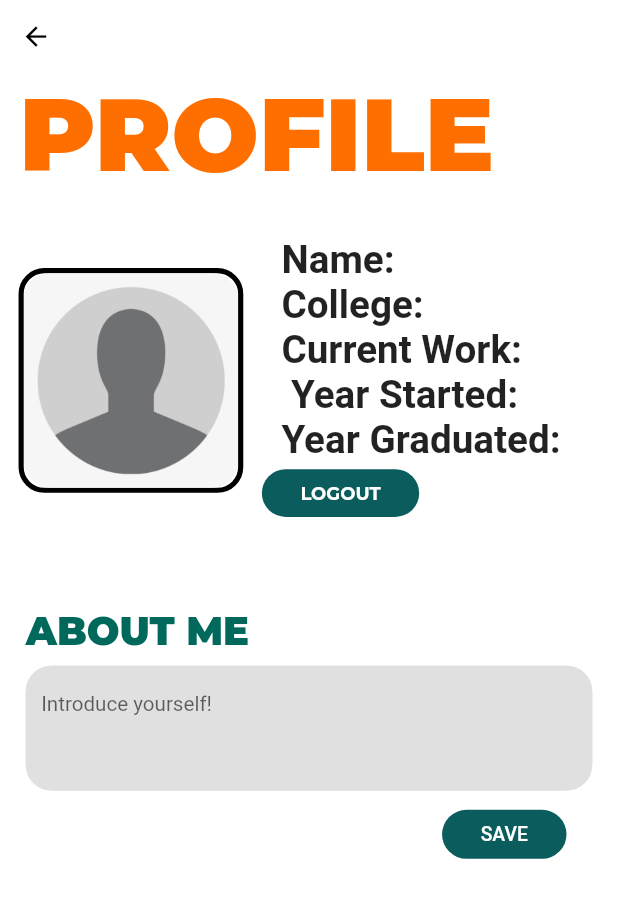
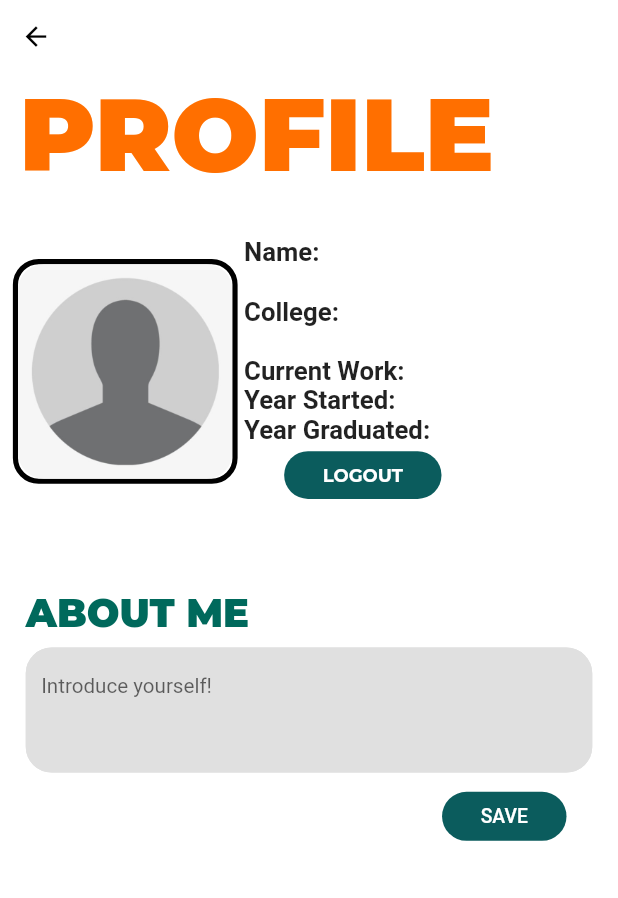
Before and after one commit to redrum1989/flutter_wall-1, a Flutter app: the ProfileScreen screen opened directly, on a phone screen of 412 x 824 dp. Shown: the top 898 px of the screen. Run offline on Flutter 3.47's test engine with Material 2 defaults, Android fonts, the phone set to English and light mode, and no system bars; our stand-ins replace cloud_firestore, firebase_auth, firebase_core, flutter_phoenix, responsive_framework; missing offline and left inert: dart:ffi; accounts and stored records are empty; statements that could not run were skipped.

Commit message:
profile screen fixed

```diff
--- a/lib/Screens/login_screen.dart
+++ b/lib/Screens/login_screen.dart
@@ -134,7 +134,9 @@ class _LoginScreenState extends State<LoginScreen> {
             Padding(
               padding: const EdgeInsets.fromLTRB(50, 10, 50, 10),
               child: TextFormField(
+                obscureText: true,
                 decoration: InputDecoration(
+
                   filled: true,
                   focusColor: Colors.grey[200],
                   fillColor: Colors.grey[300],
--- a/lib/Screens/main_menu_screen.dart
+++ b/lib/Screens/main_menu_screen.dart
@@ -279,12 +279,14 @@ class _PostBannerState extends State<PostBanner> {
                                   padding: const EdgeInsets.fromLTRB(10, 0, 10, 0),
                                   child: Column(
                                     children: [
-                                      Text(posts[index].title.toUpperCase(),
-                                      style: TextStyle(
-                                        fontFamily: 'mont',
-                                        fontWeight: FontWeight.w900,
-                                        fontSize: 20
-                                      ),),
+                                      Align(alignment: Alignment.centerLeft,
+                                        child: Text(posts[index].title.toUpperCase(),
+                                        style: TextStyle(
+                                          fontFamily: 'mont',
+                                          fontWeight: FontWeight.w900,
+                                          fontSize: 20
+                                        ),),
+                                      ),
                                       Padding(
                                         padding: const EdgeInsets.only(top: 6),
                                         child: Align(
--- a/lib/Screens/profile_screen.dart
+++ b/lib/Screens/profile_screen.dart
@@ -104,9 +104,11 @@ class _ProfileScreenState extends State<ProfileScreen> {
                                   Column(
                                     children: [
                                       Row(
-                                        mainAxisAlignment: MainAxisAlignment.spaceEvenly,
+
                                         children: [
-                                          Container(
+                                          Padding(
+                                            padding: const EdgeInsets.fromLTRB(10, 0, 5, 0),
+                                            child: Container(
                                               width: MediaQuery.of(context).size.width / 2.75,
                                               height:
                                                   MediaQuery.of(context).size.width / 2.75,
@@ -122,15 +124,17 @@ class _ProfileScreenState extends State<ProfileScreen> {
                                                 child: Image.asset("assets/img/dp.jpg", scale: 0.7,),
                                               ),
                                             ),
+                                          ),
                                           Container(
 
                                             child: Column(
-                                              mainAxisAlignment: MainAxisAlignment.center,
+
                                               children: [
                                                 (snapshotPermission.data["permission"] ==
                                                         "Student")
                                                     ? Padding(
-                                                      padding: const EdgeInsets.only(top: 15),
+                                                      padding: const EdgeInsets.fromLTRB(10, 0, 0, 0),
+                                                      child: Align(alignment: Alignment.centerLeft,
                                                         child: Text(
                                                             "NAME:  " +"\n"+ "  "+
                                                                 snapshot.data["name"] +
@@ -139,33 +143,48 @@ class _ProfileScreenState extends State<ProfileScreen> {
                                                                 snapshot.data["college"] +
                                                                 "\n" +"  "+
                                                                 snapshot.data["currentYear"] + " student",
+
                                                             style: TextStyle(
+
                                                                 fontFamily: 'mont',
                                                                 fontSize: 20,
                                                                 fontWeight: FontWeight.bold),
                                                           ),
+                                                      ),
                                                     )
-                                                    : Text(
-                                                        "Name:   " +
-                                                            snapshot.data["name".toUpperCase()] +
+                                                    : Align(alignment: Alignment.bottomLeft,
+                                                      child: Container(
+                                                        constraints: BoxConstraints(maxWidth: 450),
+                                                        child: Flexible(
+                                                          child: Text(
+                                                              "Name:   " + "\n" +
+                                                                  snapshot.data["name"] +
                                                                   "\n" +
-                                                            "College:  " +
+                                                                  "College:  " + "\n" +
                                                                   snapshot.data["college"] +
                                                                   "\n" +
                                                                   "Current Work:  " +
                                                                   snapshot.data["currentWork"] +
                                                                   "\n" +
-                                                            " Year Started:  " +
+                                                                  "Year Started:  " +
                                                                   snapshot.data["yearStarted"] +
                                                                   "\n" +
                                                                   "Year Graduated:  " +
                                                                   snapshot.data["yearGraduated"],
+
+                                                              softWrap: true,
+
                                                               style: TextStyle(
-                                                            fontSize: 30,
+
+                                                                  fontSize: 20,
                                                                   fontWeight: FontWeight.bold),
+
+                                                            ),
+                                                        ),
+                                                      ),
                                                     ),
                                                 Padding(
-                                                  padding: const EdgeInsets.fromLTRB(0, 0, 140, 0),
+                                                  padding: const EdgeInsets.fromLTRB(30, 0, 0, 0),
                                                   child: ElevatedButton(
                                                     style: ButtonStyle(
                                                       elevation: MaterialStateProperty.all(0),
```
Lines whose indentation alone changed are shown as unchanged.
